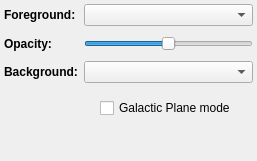
Before: the Qt Designer form glue_wwt/viewer/options_widget.ui in glue-viz/glue-wwt, drawn with Qt 5.
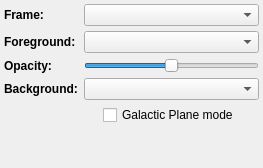
After: the same form once the commit is applied.

Commit message: Refactor code to handle layers directly in layer artist rather than having the markers object. Also add the ability to specify frames to allow planetary visualization/plotting

Patch:
```diff
--- a/glue_wwt/viewer/options_widget.ui
+++ b/glue_wwt/viewer/options_widget.ui
@@ -6,21 +6,43 @@
    <rect>
     <x>0</x>
     <y>0</y>
-    <width>257</width>
-    <height>161</height>
+    <width>263</width>
+    <height>168</height>
    </rect>
   </property>
   <property name="windowTitle">
    <string>Form</string>
   </property>
   <layout class="QGridLayout" name="gridLayout">
+   <property name="leftMargin">
+    <number>4</number>
+   </property>
+   <property name="topMargin">
+    <number>4</number>
+   </property>
+   <property name="rightMargin">
+    <number>4</number>
+   </property>
+   <property name="bottomMargin">
+    <number>4</number>
+   </property>
    <property name="verticalSpacing">
     <number>5</number>
    </property>
-   <property name="margin">
-    <number>4</number>
-   </property>
-   <item row="8" column="1">
+   <item row="6" column="0">
+    <widget class="QLabel" name="label_background">
+     <property name="font">
+      <font>
+       <weight>75</weight>
+       <bold>true</bold>
+      </font>
+     </property>
+     <property name="text">
+      <string>Background:</string>
+     </property>
+    </widget>
+   </item>
+   <item row="6" column="1">
     <widget class="QComboBox" name="combosel_background">
      <property name="sizePolicy">
       <sizepolicy hsizetype="Expanding" vsizetype="Fixed">
@@ -33,7 +55,7 @@
      </property>
     </widget>
    </item>
-   <item row="5" column="1">
+   <item row="4" column="1">
     <widget class="QSlider" name="value_foreground_opacity">
      <property name="maximum">
       <number>100</number>
@@ -46,22 +68,6 @@
      </property>
     </widget>
    </item>
-   <item row="9" column="1">
-    <spacer name="verticalSpacer_2">
-     <property name="orientation">
-      <enum>Qt::Vertical</enum>
-     </property>
-     <property name="sizeType">
-      <enum>QSizePolicy::Fixed</enum>
-     </property>
-     <property name="sizeHint" stdset="0">
-      <size>
-       <width>20</width>
-       <height>10</height>
-      </size>
-     </property>
-    </spacer>
-   </item>
    <item row="1" column="1">
     <widget class="QComboBox" name="combosel_foreground">
      <property name="sizePolicy">
@@ -75,7 +81,33 @@
      </property>
     </widget>
    </item>
-   <item row="11" column="1">
+   <item row="9" column="1">
+    <spacer name="verticalSpacer">
+     <property name="orientation">
+      <enum>Qt::Vertical</enum>
+     </property>
+     <property name="sizeHint" stdset="0">
+      <size>
+       <width>20</width>
+       <height>40</height>
+      </size>
+     </property>
+    </spacer>
+   </item>
+   <item row="4" column="0">
+    <widget class="QLabel" name="label_opacity">
+     <property name="font">
+      <font>
+       <weight>75</weight>
+       <bold>true</bold>
+      </font>
+     </property>
+     <property name="text">
+      <string>Opacity:</string>
+     </property>
+    </widget>
+   </item>
+   <item row="8" column="1">
     <layout class="QHBoxLayout" name="horizontalLayout">
      <item>
       <spacer name="horizontalSpacer">
@@ -112,53 +144,8 @@
      </item>
     </layout>
    </item>
-   <item row="2" column="1">
-    <spacer name="verticalSpacer_3">
-     <property name="orientation">
-      <enum>Qt::Vertical</enum>
-     </property>
-     <property name="sizeType">
-      <enum>QSizePolicy::Fixed</enum>
-     </property>
-     <property name="sizeHint" stdset="0">
-      <size>
-       <width>20</width>
-       <height>5</height>
-      </size>
-     </property>
-    </spacer>
-   </item>
-   <item row="6" column="1">
-    <spacer name="verticalSpacer_4">
-     <property name="orientation">
-      <enum>Qt::Vertical</enum>
-     </property>
-     <property name="sizeType">
-      <enum>QSizePolicy::Fixed</enum>
-     </property>
-     <property name="sizeHint" stdset="0">
-      <size>
-       <width>20</width>
-       <height>5</height>
-      </size>
-     </property>
-    </spacer>
-   </item>
-   <item row="12" column="1">
-    <spacer name="verticalSpacer">
-     <property name="orientation">
-      <enum>Qt::Vertical</enum>
-     </property>
-     <property name="sizeHint" stdset="0">
-      <size>
-       <width>20</width>
-       <height>40</height>
-      </size>
-     </property>
-    </spacer>
-   </item>
    <item row="1" column="0">
-    <widget class="QLabel" name="label">
+    <widget class="QLabel" name="label_foreground">
      <property name="font">
       <font>
        <weight>75</weight>
@@ -170,8 +157,8 @@
      </property>
     </widget>
    </item>
-   <item row="8" column="0">
-    <widget class="QLabel" name="label_2">
+   <item row="0" column="0">
+    <widget class="QLabel" name="label">
      <property name="font">
       <font>
        <weight>75</weight>
@@ -179,22 +166,12 @@
       </font>
      </property>
      <property name="text">
-      <string>Background:</string>
+      <string>Frame:</string>
      </property>
     </widget>
    </item>
-   <item row="5" column="0">
-    <widget class="QLabel" name="label_3">
-     <property name="font">
-      <font>
-       <weight>75</weight>
-       <bold>true</bold>
-      </font>
-     </property>
-     <property name="text">
-      <string>Opacity:</string>
-     </property>
-    </widget>
+   <item row="0" column="1">
+    <widget class="QComboBox" name="combosel_frame"/>
    </item>
   </layout>
  </widget>
```
The commit also changes 5 other files.
